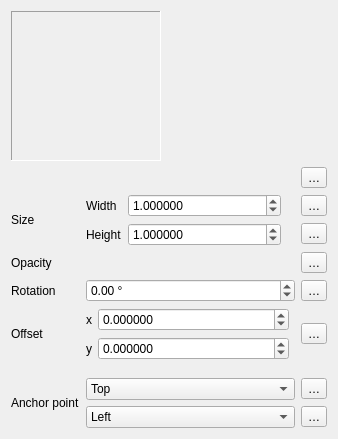
Above: src/ui/symbollayer/widget_rastermarker.ui from qgis/QGIS before the change. Below: the same form after it.
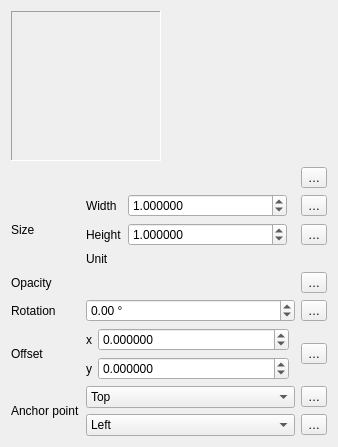
That is the form after the change. Custom widgets are drawn as their Qt base class.

Commit message: [ui] Revamp the svg/raster marker size widgets placement Benefits are: - data-defined width and height properties button closer to   width and height spinboxes - minimum horizontal width reduced

```diff
--- a/src/ui/symbollayer/widget_rastermarker.ui
+++ b/src/ui/symbollayer/widget_rastermarker.ui
@@ -160,7 +160,7 @@
      </item>
     </layout>
    </item>
-   <item row="3" column="1">
+   <item row="3" column="1" colspan="2">
     <layout class="QGridLayout" name="gridLayout_3">
      <item row="0" column="2" rowspan="2">
       <layout class="QHBoxLayout" name="_2">
@@ -194,6 +194,20 @@
        </item>
       </layout>
      </item>
+     <item row="0" column="3">
+      <widget class="QgsPropertyOverrideButton" name="mWidthDDBtn">
+       <property name="text">
+        <string>…</string>
+       </property>
+      </widget>
+     </item>
+     <item row="1" column="3">
+      <widget class="QgsPropertyOverrideButton" name="mHeightDDBtn">
+       <property name="text">
+        <string>…</string>
+       </property>
+      </widget>
+     </item>
      <item row="0" column="0">
       <widget class="QLabel" name="label_10">
        <property name="text">
@@ -258,7 +272,14 @@
        </property>
       </widget>
      </item>
-     <item row="0" column="3" rowspan="2">
+     <item row="2" column="0">
+      <widget class="QLabel" name="label_13">
+       <property name="text">
+        <string>Unit</string>
+       </property>
+      </widget>
+     </item>
+     <item row="2" column="1" colspan="2">
       <widget class="QgsUnitSelectionWidget" name="mSizeUnitWidget" native="true">
        <property name="minimumSize">
         <size>
@@ -358,24 +379,6 @@
      </property>
     </widget>
    </item>
-   <item row="3" column="2">
-    <layout class="QVBoxLayout" name="verticalLayout">
-     <item>
-      <widget class="QgsPropertyOverrideButton" name="mWidthDDBtn">
-       <property name="text">
-        <string>…</string>
-       </property>
-      </widget>
-     </item>
-     <item>
-      <widget class="QgsPropertyOverrideButton" name="mHeightDDBtn">
-       <property name="text">
-        <string>…</string>
-       </property>
-      </widget>
-     </item>
-    </layout>
-   </item>
    <item row="10" column="1">
     <widget class="QComboBox" name="mVerticalAnchorComboBox">
      <item>
```
The commit also changes 1 other file.
